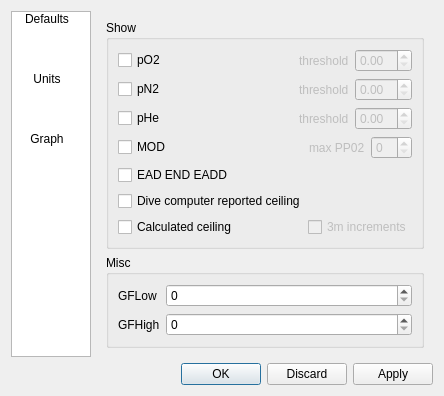
Before: the Qt Designer form qt-ui/preferences.ui in subsurface/subsurface, drawn with Qt 5.
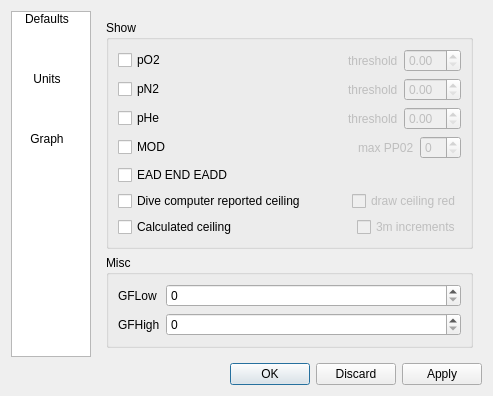
After: the same form once the commit is applied. The open tabs and pages were chosen to show the change. Icons and pictures are not drawn.

Commit message:
Correct the ceiling preference handling
Added the red dc ceiling as preference option.
Hooked them all up together so the sub-preferences are enabled when the
master preference is set (for 3m and red ceiling).
Use the options in the profile plotting functions.

Diff of the .ui file:
```diff
--- a/qt-ui/preferences.ui
+++ b/qt-ui/preferences.ui
@@ -593,6 +593,8 @@
              </widget>
             </item>
             <item>
+             <layout class="QHBoxLayout" name="horizontalLayout_10b">
+              <item>
              <widget class="QCheckBox" name="dc_reported_ceiling">
               <property name="text">
                <string>Dive computer reported ceiling</string>
@@ -600,6 +602,31 @@
              </widget>
             </item>
             <item>
+               <spacer name="horizontalSpacer_6b">
+                <property name="orientation">
+                 <enum>Qt::Horizontal</enum>
+                </property>
+                <property name="sizeHint" stdset="0">
+                 <size>
+                  <width>40</width>
+                  <height>20</height>
+                 </size>
+                </property>
+               </spacer>
+              </item>
+              <item>
+               <widget class="QCheckBox" name="red_ceiling">
+                <property name="enabled">
+                 <bool>false</bool>
+                </property>
+                <property name="text">
+                 <string>draw ceiling red</string>
+                </property>
+               </widget>
+              </item>
+	     </layout>
+	    </item>
+            <item>
              <layout class="QHBoxLayout" name="horizontalLayout_10">
               <item>
                <widget class="QCheckBox" name="calculated_ceiling">
```
Left out of the diff: 16 changed lines with no effect on the pictures. Lines whose indentation alone changed are shown as unchanged. The commit also changes 3 other files.
